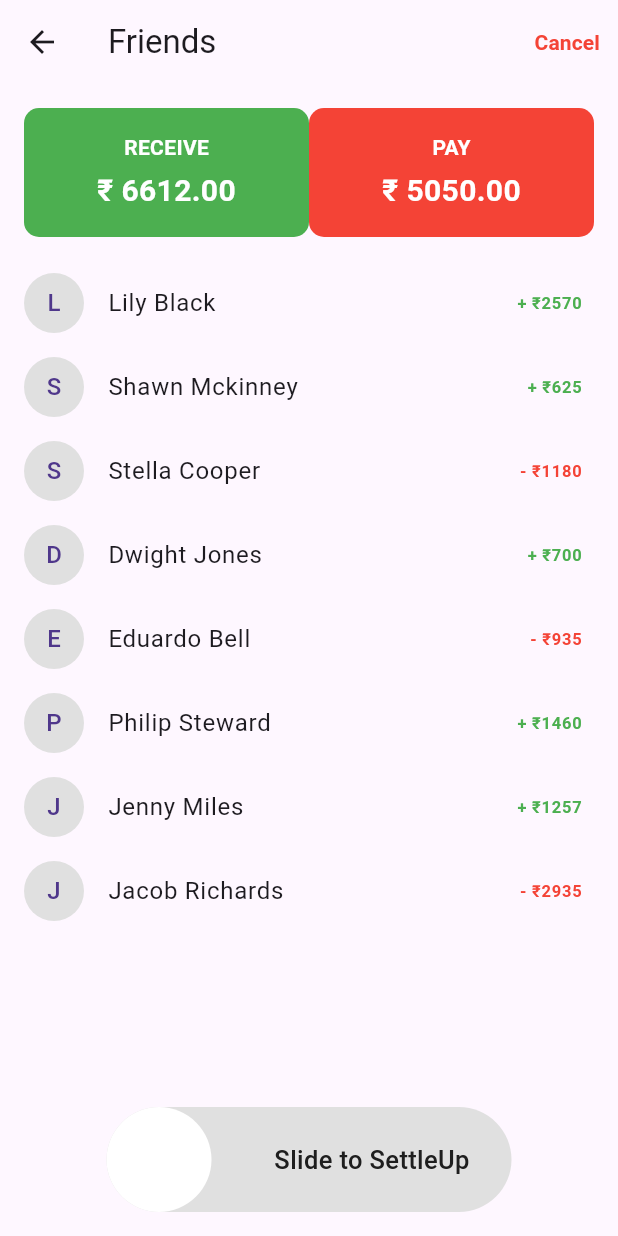
After one commit to deepankar0611/split_wise, a Flutter app: the FinalSplitScreen screen opened directly, on a phone screen of 412 x 824 dp. The commit adds this screen. Run offline on Flutter 3.47's test engine with Material 3 defaults, Android fonts, the phone set to English and light mode, and no system bars; drawn by our look-alikes of slider_button; our stand-ins replace cloud_firestore, firebase_auth, firebase_core, flutter_riverpod, google_fonts, google_sign_in and 5 more; accounts and stored records are empty; project files that could hold a hidden picture were left out.

Commit message:
added some feature

```diff
--- a/lib/login_screen.dart
+++ b/lib/login_screen.dart
@@ -4,7 +4,7 @@ import 'package:google_sign_in/google_sign_in.dart';
 import 'package:split_wise/Search/bottom_bar.dart';
 import 'package:split_wise/sign_up.dart';
 import 'home_screen.dart';
-import 'local.dart';
+import 'Helper/local.dart';
 
 class LoginPage extends StatefulWidget {
   LoginPage({Key? key, this.title}) : super(key: key);
--- a/lib/sign_up.dart
+++ b/lib/sign_up.dart
@@ -1,7 +1,7 @@
 import 'package:cloud_firestore/cloud_firestore.dart';
 import 'package:flutter/material.dart';
 import 'package:firebase_auth/firebase_auth.dart';
-import 'local.dart';
+import 'Helper/local.dart';
 import 'login_screen.dart';
 
 class SignUpPage extends StatefulWidget {
--- /dev/null
+++ b/lib/split/final_split_screen.dart
@@ -0,0 +1,133 @@
+import 'package:flutter/material.dart';
+import 'package:slider_button/slider_button.dart';
+
+class FinalSplitScreen extends StatefulWidget {
+  const FinalSplitScreen({super.key});
+
+  @override
+  State<FinalSplitScreen> createState() => _FinalSplitScreenState();
+}
+
+class _FinalSplitScreenState extends State<FinalSplitScreen> {
+  final List<Map<String, dynamic>> friends = [
+    {"name": "Lily Black", "amount": 2570, "isPositive": true},
+    {"name": "Shawn Mckinney", "amount": 625, "isPositive": true},
+    {"name": "Stella Cooper", "amount": 1180, "isPositive": false},
+    {"name": "Dwight Jones", "amount": 700, "isPositive": true},
+    {"name": "Eduardo Bell", "amount": 935, "isPositive": false},
+    {"name": "Philip Steward", "amount": 1460, "isPositive": true},
+    {"name": "Jenny Miles", "amount": 1257, "isPositive": true},
+    {"name": "Jacob Richards", "amount": 2935, "isPositive": false},
+  ];
+
+  double get totalReceive => friends.where((f) => f['isPositive']).fold(0.0, (sum, f) => sum + f['amount']);
+  double get totalPay => friends.where((f) => !f['isPositive']).fold(0.0, (sum, f) => sum + f['amount']);
+
+  @override
+  Widget build(BuildContext context) {
+    return Scaffold(
+      appBar: AppBar(
+        title: Text("Friends"),
+        actions: [
+          TextButton(
+            onPressed: () {
+              Navigator.pop(context);
+            },
+            child: Text(
+              "Cancel",
+              style: TextStyle(color: Colors.red, fontWeight: FontWeight.bold),
+            ),
+          ),
+        ],
+      ),
+      body: Column(
+        children: [
+          Padding(
+            padding: const EdgeInsets.all(16.0),
+            child: Row(
+              mainAxisAlignment: MainAxisAlignment.spaceBetween,
+              children: [
+                _buildBalanceCard("RECEIVE", "₹ ${totalReceive.toStringAsFixed(2)}", Colors.green),
+                _buildBalanceCard("PAY", "₹ ${totalPay.toStringAsFixed(2)}", Colors.red),
+              ],
+            ),
+          ),
+          Expanded(
+            child: ListView.builder(
+              itemCount: friends.length,
+              itemBuilder: (context, index) {
+                final friend = friends[index];
+                return ListTile(
+                  leading: CircleAvatar(
+                    backgroundColor: Colors.grey.shade300,
+                    child: Text(friend['name'][0]),
+                  ),
+                  title: Text(friend['name']),
+                  trailing: Text(
+                    "${friend['isPositive'] ? '+' : '-'} ₹${friend['amount']}",
+                    style: TextStyle(
+                      color: friend['isPositive'] ? Colors.green : Colors.red,
+                      fontWeight: FontWeight.bold,
+                    ),
+                  ),
+                );
+              },
+            ),
+          ),
+          Padding(
+            padding: const EdgeInsets.all(16.0),
+            child: Center(
+              child: SliderButton(
+                action: () async {
+                  /// Do something here OnSlide
+                  return true;
+                },
+                label: Text(
+                  "Slide to SettleUp",
+                  style: TextStyle(
+                    color: Color(0xff4a4a4a),
+                    fontWeight: FontWeight.w500,
+                    fontSize: 17,
+                  ),
+                ),
+                icon: Text(
+                  "x",
+                  style: TextStyle(
+                    color: Colors.white,
+                    fontWeight: FontWeight.w400,
+                    fontSize: 44,
+                  ),
+                ),
+              ),
+            ),
+          ),
+        ],
+      ),
+    );
+  }
+
+  Widget _buildBalanceCard(String title, String amount, Color color) {
+    return Expanded(
+      child: Container(
+        padding: EdgeInsets.all(16.0),
+        decoration: BoxDecoration(
+          color: color,
+          borderRadius: BorderRadius.circular(10.0),
+        ),
+        child: Column(
+          children: [
+            Text(
+              title,
+              style: TextStyle(color: Colors.white, fontWeight: FontWeight.bold),
+            ),
+            SizedBox(height: 5.0),
+            Text(
+              amount,
+              style: TextStyle(color: Colors.white, fontSize: 20.0, fontWeight: FontWeight.bold),
+            ),
+          ],
+        ),
+      ),
+    );
+  }
+}
--- a/pubspec.yaml
+++ b/pubspec.yaml
@@ -19,6 +19,10 @@ dependencies:
   video_player:
   cached_network_image:
   flutter_riverpod:
+  image_picker:
+  supabase_flutter:
+  shared_preferences:
+  slider_button: ^2.1.0
 
 
 dev_dependencies:
```
Also changed, not shown: lib/Helper/alert_dialogue_box.dart (+29 -1 lines), lib/Search/bottom_bar.dart (+25 -5 lines), lib/Search/search_bar.dart (+37 -5 lines), lib/friends.dart (+14 -8 lines), lib/main.dart (+17 -6 lines), lib/payer_selection_sheet.dart (+34 -21 lines), lib/Helper/local.dart (renamed from lib/local.dart), pubspec.lock, 1 other file.
